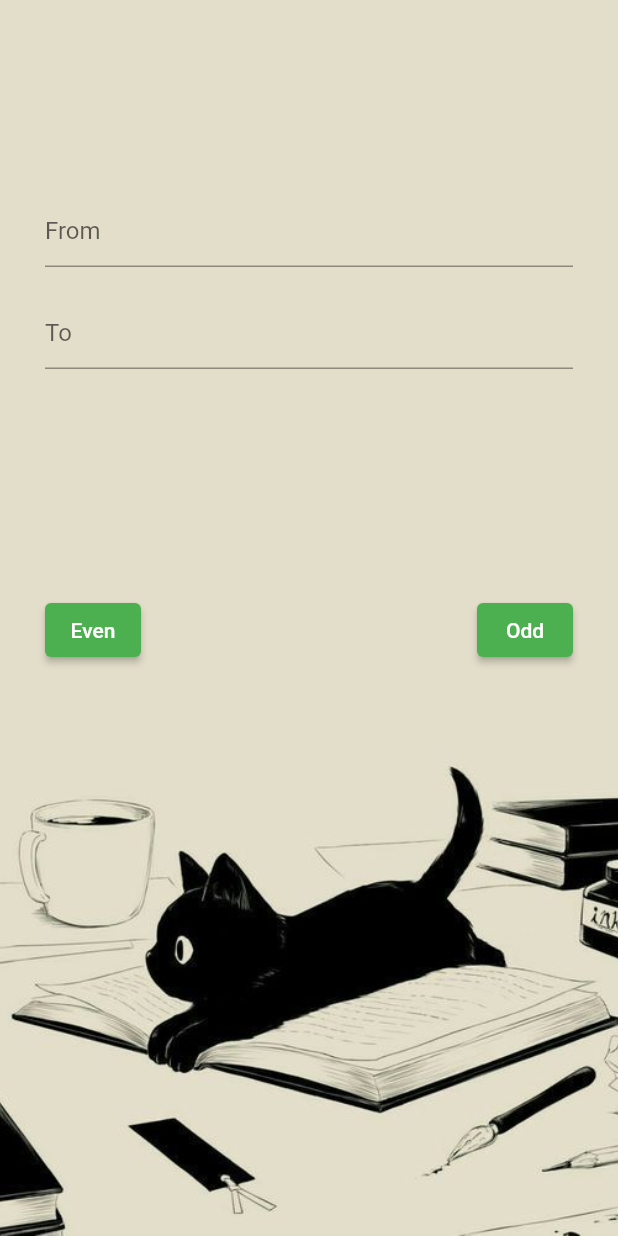
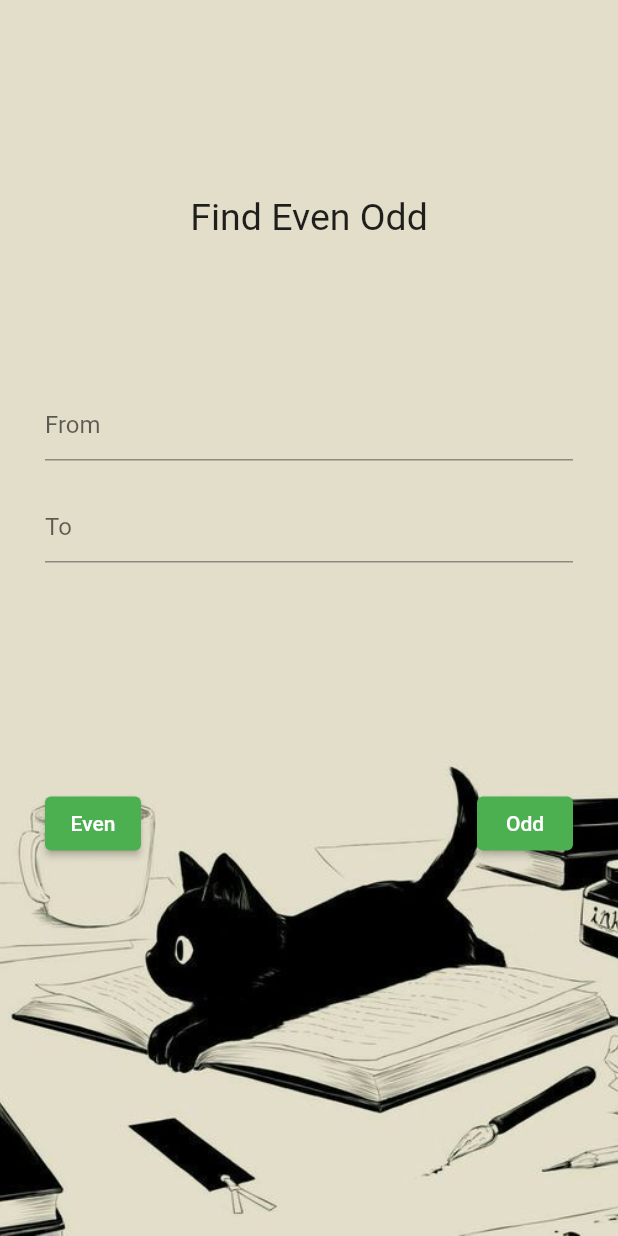
Before and after one commit to 1kvitus/logical, a Flutter app: the screen it shows after launch, on a phone screen of 412 x 824 dp. Run offline on Flutter 3.47's test engine with Material 2 defaults, Android fonts, the phone set to English and light mode, and no system bars.

Commit message:
Added Text view for Even odd

```diff
--- a/lib/evenodd.dart
+++ b/lib/evenodd.dart
@@ -27,7 +27,7 @@ class _EvenOddState extends State<EvenOdd> {
     num1 = int.parse(str1);
     num2 = int.parse(str2);
 
-    for (num1 = num1 + 1; num1 < num2; num1++) {
+    for (num1 = num1 +1; num1 < num2; num1++) {
       if (num1 % 2 == 0) {
         evenNumber = "$evenNumber $num1 ";
         count++;
@@ -35,8 +35,7 @@ class _EvenOddState extends State<EvenOdd> {
     }
 
     setState(() {
-      strResult =
-          "Even no count is $count" " \tEven numbers are is $evenNumber";
+      strResult = "Even no count is $count"  " \tEven numbers are is $evenNumber";
     });
   }
 
@@ -49,7 +48,7 @@ class _EvenOddState extends State<EvenOdd> {
     for (num1 = num1; num1 < num2; num1++) {
       if (num1 % 2 != 0) {
         oddNumber = "$oddNumber $num1";
-       // count++;
+        count++;
       }
     }
 
@@ -72,6 +71,14 @@ class _EvenOddState extends State<EvenOdd> {
             padding: const EdgeInsets.all(30.0),
             child: Column(
               children: [
+
+                const SizedBox(
+                  height: 100,
+                ),
+                Text("Find Even Odd", style: TextStyle(
+                  fontSize: 25,
+                 // fontWeight: FontWeight.bold,
+                ),),
                 const SizedBox(
                   height: 100,
                 ),
```
